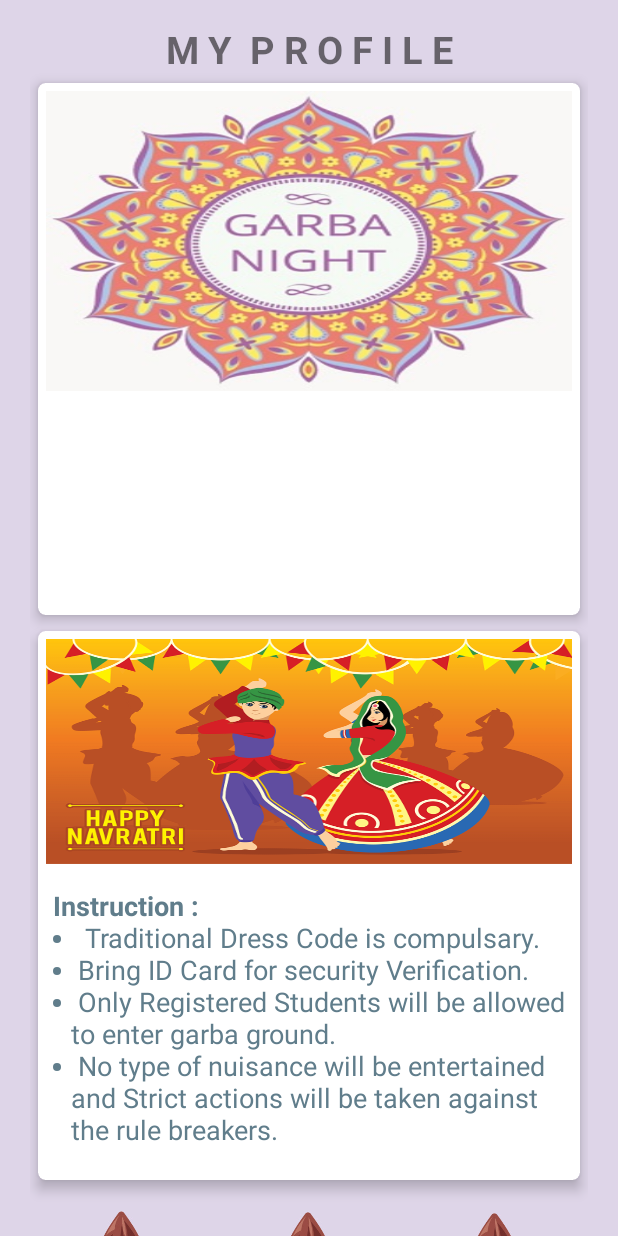
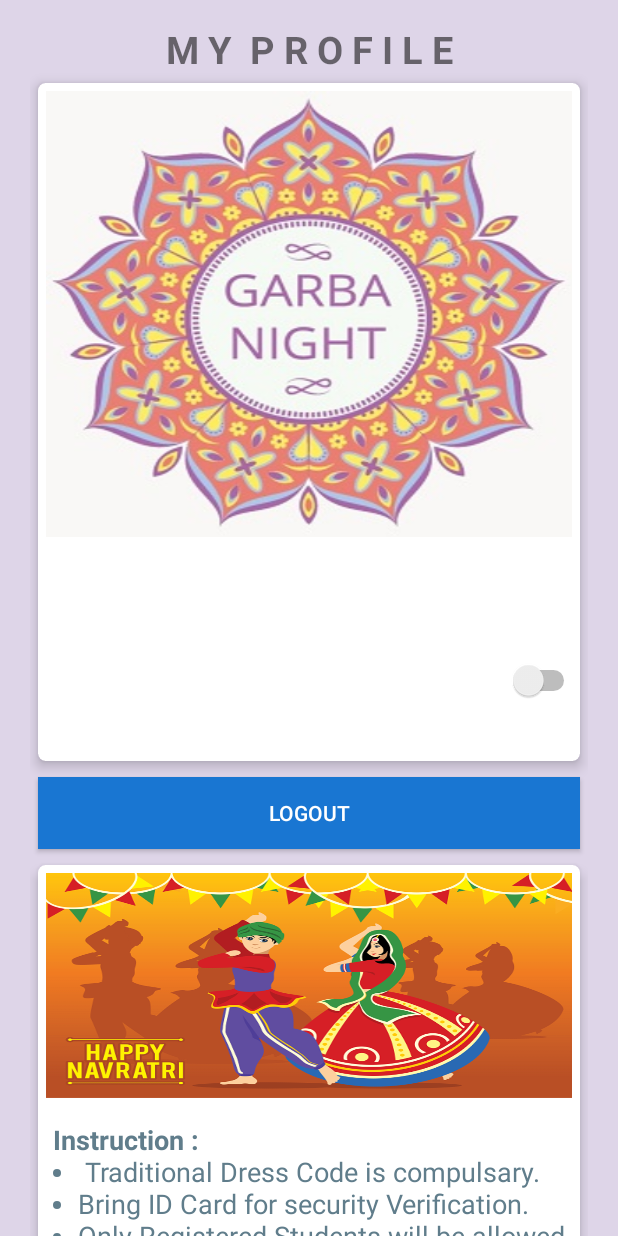
Before and after one commit to yasheth/Vrund, an Android app: the layout fragment_profile.xml on its own in the app's theme, with its tools: preview values and no code run, on a phone screen of 412 x 824 dp. Run offline under Robolectric (Android 15) with nearby library versions, the phone set to English and light mode, and no system bars.

Commit message:
Profile Updated Logout Button added Option to take part in competition or not

```diff
--- a/app/src/main/java/charusat/vrund/MainActivity_Organiser.java
+++ b/app/src/main/java/charusat/vrund/MainActivity_Organiser.java
@@ -53,6 +53,8 @@ public class MainActivity_Organiser extends AppCompatActivity {
         viewPager.setAdapter(adapter);
     }
 
+    /*
+
     public void onBackPressed() {
         alertMessage();
     }
@@ -78,6 +80,8 @@ public class MainActivity_Organiser extends AppCompatActivity {
         AlertDialog.Builder builder = new AlertDialog.Builder(this);
         builder.setMessage("Are you sure you want to Log Out?").setPositiveButton("Yes", dialogClickListener).setNegativeButton("No", dialogClickListener).show();
     }
+
+    */
 
     class ViewPagerAdapter extends FragmentPagerAdapter {
         private final List<Fragment> mFragmentList = new ArrayList<>();
--- a/app/src/main/java/charusat/vrund/SignUp.java
+++ b/app/src/main/java/charusat/vrund/SignUp.java
@@ -48,6 +48,7 @@ public class SignUp extends AppCompatActivity {
     private CheckBox cb_ioc;
     private Button register;
     private TextView tv_login;
+
     private FirebaseAuth mAuth;
     private DatabaseReference databaseRef = FirebaseDatabase.getInstance().getReference();
 
--- a/app/src/main/res/layout/fragment_profile.xml
+++ b/app/src/main/res/layout/fragment_profile.xml
@@ -40,7 +40,7 @@
                 <ImageView
                     android:id="@+id/thumbnail"
                     android:layout_width="match_parent"
-                    android:layout_height="200dp"
+                    android:layout_height="wrap_content"
                     android:layout_margin="5dp"
                     android:background="@drawable/poster"
                     android:clickable="true"
@@ -62,7 +62,9 @@
                     android:id="@+id/p_rollno"
                     android:layout_width="match_parent"
                     android:layout_height="wrap_content"
+                    android:layout_alignEnd="@+id/thumbnail"
                     android:layout_below="@id/p_name"
+                    android:layout_toStartOf="@+id/sth_participate"
                     android:paddingLeft="10dp"
                     android:paddingRight="10dp"
                     android:paddingTop="10dp"
@@ -74,13 +76,15 @@
                     android:id="@+id/p_comp"
                     android:layout_width="match_parent"
                     android:layout_height="wrap_content"
-                    android:layout_below="@id/p_rollno"
                     android:paddingLeft="10dp"
                     android:paddingRight="10dp"
                     android:paddingTop="10dp"
                     android:textColor="@color/colorPrimaryDark"
                     android:textSize="18sp"
-                    android:textStyle="bold" />
+                    android:textStyle="bold"
+                    android:layout_below="@+id/p_rollno"
+                    android:layout_alignParentStart="true"
+                    android:layout_toStartOf="@+id/sth_participate" />
 
                 <TextView
                     android:id="@+id/p_id"
@@ -95,9 +99,27 @@
                     android:textSize="18sp"
                     android:textStyle="bold" />
 
+                <Switch
+                    android:id="@+id/sth_participate"
+                    android:layout_width="wrap_content"
+                    android:layout_height="wrap_content"
+                    android:text=""
+                    android:layout_above="@+id/p_id"
+                    android:layout_alignParentEnd="true" />
+
             </RelativeLayout>
 
         </android.support.v7.widget.CardView>
+
+        <Button
+            android:id="@+id/btn_logout"
+            android:layout_width="match_parent"
+            android:layout_height="wrap_content"
+            android:layout_margin="5dp"
+            android:background="@color/colorPrimaryDark"
+            android:text="LOGOUT"
+            android:textColor="@color/textColorPrimary"
+            />
 
         <android.support.v7.widget.CardView
             android:id="@+id/card_view1"
```
Also changed, not shown: app/src/main/java/charusat/vrund/Login.java (+4 -3 lines), app/src/main/java/charusat/vrund/MainActivity.java (+8 -5 lines), app/src/main/java/charusat/vrund/Profile_Fragment.java (+74 -5 lines).
